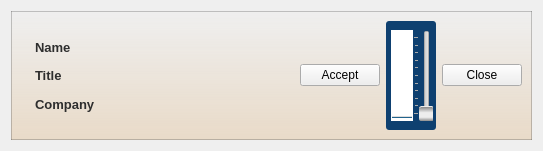
Qt form ServerGui/speaker_widget.ui (akru/conference-speaker-server) before a commit.
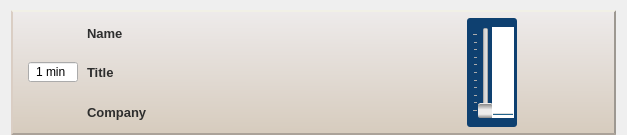
The same form after that commit. Icons and pictures are not drawn.

Commit message: about tab; speaker widget style

Diff of the .ui file:
```diff
--- a/ServerGui/speaker_widget.ui
+++ b/ServerGui/speaker_widget.ui
@@ -6,10 +6,16 @@
    <rect>
     <x>0</x>
     <y>0</y>
-    <width>543</width>
-    <height>143</height>
+    <width>627</width>
+    <height>131</height>
    </rect>
   </property>
+  <property name="sizePolicy">
+   <sizepolicy hsizetype="Preferred" vsizetype="Minimum">
+    <horstretch>0</horstretch>
+    <verstretch>0</verstretch>
+   </sizepolicy>
+  </property>
   <property name="windowTitle">
    <string>Form</string>
   </property>
@@ -21,8 +27,11 @@
 }
 
 QFrame#frame {
-    border: 1px solid rgba(80,80,80,80);
-	background-color: qlineargradient(spread:pad, x1:0, y1:1, x2:0, y2:0, stop:0 rgba(219, 173, 114, 80), stop:1 rgba(231, 231, 231, 0));
+    border-top: 2px solid rgba(241,240,230,255);
+    border-bottom: 2px solid rgba(171,162,153,255);
+    border-right: 2px solid rgba(157,152,145,255);
+    border-left: 2px solid rgba(218,206,196,255);
+	background-color: qlineargradient(spread:pad, x1:0, y1:1, x2:0.006, y2:0, stop:0 rgba(214, 203, 189, 255), stop:1 rgba(238, 235, 235, 255));
 }
 
 QSlider {
@@ -53,6 +62,7 @@
     border-radius: 3px;
     border: 0;
     background: rgba(14,64,112,255);
+    margin: 5px 0;
 }
 
 QProgressBar {
@@ -64,9 +74,32 @@
 	background-image: url(:/gui/volume-slider-sub-bg);
     margin-top: 0.5px;
     height: 5px;
+}
+
+QPushButton#acceptButton,
+QPushButton#acceptButton:checked,
+QPushButton#acceptButton:pressed,
+QPushButton#dismissButton,
+QPushButton#dismissButton:checked,
+QPushButton#dismissButton:pressed {
+    border: 0;
+    background: none;
+    padding: 0;
+}
+
+QSpinBox {
+    padding: 0;
+    margin: 0;
+    padding-left: 3px;
 }</string>
   </property>
   <layout class="QHBoxLayout" name="horizontalLayout">
+   <property name="topMargin">
+    <number>10</number>
+   </property>
+   <property name="bottomMargin">
+    <number>0</number>
+   </property>
    <item>
     <widget class="QFrame" name="frame">
      <property name="styleSheet">
@@ -85,38 +118,80 @@
       <number>0</number>
      </property>
      <layout class="QHBoxLayout" name="horizontalLayout_3">
+      <property name="spacing">
+       <number>9</number>
+      </property>
       <property name="leftMargin">
-       <number>9</number>
+       <number>15</number>
       </property>
       <property name="topMargin">
-       <number>9</number>
+       <number>1</number>
       </property>
       <property name="rightMargin">
-       <number>9</number>
+       <number>15</number>
       </property>
       <property name="bottomMargin">
-       <number>9</number>
+       <number>1</number>
       </property>
       <item>
-       <widget class="QLabel" name="label">
-        <property name="text">
+       <widget class="QSpinBox" name="delayBox">
+        <property name="enabled">
+         <bool>true</bool>
+        </property>
+        <property name="maximumSize">
+         <size>
+          <width>55</width>
+          <height>16777215</height>
+         </size>
+        </property>
+        <property name="wrapping">
+         <bool>false</bool>
+        </property>
+        <property name="frame">
+         <bool>true</bool>
+        </property>
+        <property name="readOnly">
+         <bool>true</bool>
+        </property>
+        <property name="buttonSymbols">
+         <enum>QAbstractSpinBox::NoButtons</enum>
+        </property>
+        <property name="accelerated">
+         <bool>false</bool>
+        </property>
+        <property name="keyboardTracking">
+         <bool>false</bool>
+        </property>
+        <property name="showGroupSeparator" stdset="0">
+         <bool>false</bool>
+        </property>
+        <property name="suffix">
+         <string> min</string>
+        </property>
+        <property name="prefix">
          <string/>
         </property>
-        <property name="scaledContents">
-         <bool>false</bool>
+        <property name="value">
+         <number>1</number>
+        </property>
+        <property name="displayIntegerBase">
+         <number>10</number>
         </property>
        </widget>
       </item>
       <item>
        <layout class="QVBoxLayout" name="verticalLayout">
+        <property name="spacing">
+         <number>0</number>
+        </property>
         <property name="leftMargin">
          <number>0</number>
         </property>
         <property name="topMargin">
-         <number>15</number>
+         <number>0</number>
         </property>
         <property name="bottomMargin">
-         <number>15</number>
+         <number>0</number>
         </property>
         <item>
          <widget class="QLabel" name="nameLabel">
@@ -154,13 +229,6 @@
         </property>
        </spacer>
       </item>
-      <item>
-       <widget class="QPushButton" name="acceptButton">
-        <property name="text">
-         <string>Accept</string>
-        </property>
-       </widget>
-      </item>
       <item>
        <widget class="QFrame" name="volumeFrame">
         <property name="enabled">
@@ -182,6 +250,25 @@
          <property name="rightMargin">
           <number>3</number>
          </property>
+         <item>
+          <widget class="QSlider" name="volumeSlider">
+           <property name="maximum">
+            <number>100</number>
+           </property>
+           <property name="orientation">
+            <enum>Qt::Vertical</enum>
+           </property>
+           <property name="invertedAppearance">
+            <bool>false</bool>
+           </property>
+           <property name="invertedControls">
+            <bool>false</bool>
+           </property>
+           <property name="tickPosition">
+            <enum>QSlider::TicksAbove</enum>
+           </property>
+          </widget>
+         </item>
          <item>
           <widget class="QProgressBar" name="volumeBar">
            <property name="maximumSize">
@@ -210,32 +297,47 @@
            </property>
           </widget>
          </item>
-         <item>
-          <widget class="QSlider" name="volumeSlider">
-           <property name="maximum">
-            <number>100</number>
-           </property>
-           <property name="orientation">
-            <enum>Qt::Vertical</enum>
-           </property>
-           <property name="invertedAppearance">
-            <bool>false</bool>
-           </property>
-           <property name="invertedControls">
-            <bool>false</bool>
-           </property>
-           <property name="tickPosition">
-            <enum>QSlider::TicksAbove</enum>
-           </property>
-          </widget>
-         </item>
         </layout>
        </widget>
       </item>
       <item>
-       <widget class="QPushButton" name="closeButton">
+       <widget class="QPushButton" name="acceptButton">
         <property name="text">
-         <string>Close</string>
+         <string/>
+        </property>
+        <property name="icon">
+         <iconset resource="resource.qrc">
+          <normaloff>:/gui/accept-button</normaloff>:/gui/accept-button</iconset>
+        </property>
+        <property name="iconSize">
+         <size>
+          <width>32</width>
+          <height>32</height>
+         </size>
+        </property>
+        <property name="flat">
+         <bool>true</bool>
+        </property>
+       </widget>
+      </item>
+      <item>
+       <widget class="QPushButton" name="dismissButton">
+        <property name="text">
+         <string/>
+        </property>
+        <property name="icon">
+         <iconset resource="resource.qrc">
+          <normaloff>:/gui/desmiss-button</normaloff>
+          <normalon>:/gui/dismiss-button-ressed</normalon>:/gui/desmiss-button</iconset>
+        </property>
+        <property name="iconSize">
+         <size>
+          <width>32</width>
+          <height>32</height>
+         </size>
+        </property>
+        <property name="flat">
+         <bool>true</bool>
         </property>
        </widget>
       </item>
```
Left out of the diff: 4 changed lines with no effect on the pictures. The commit also changes 12 other files.
